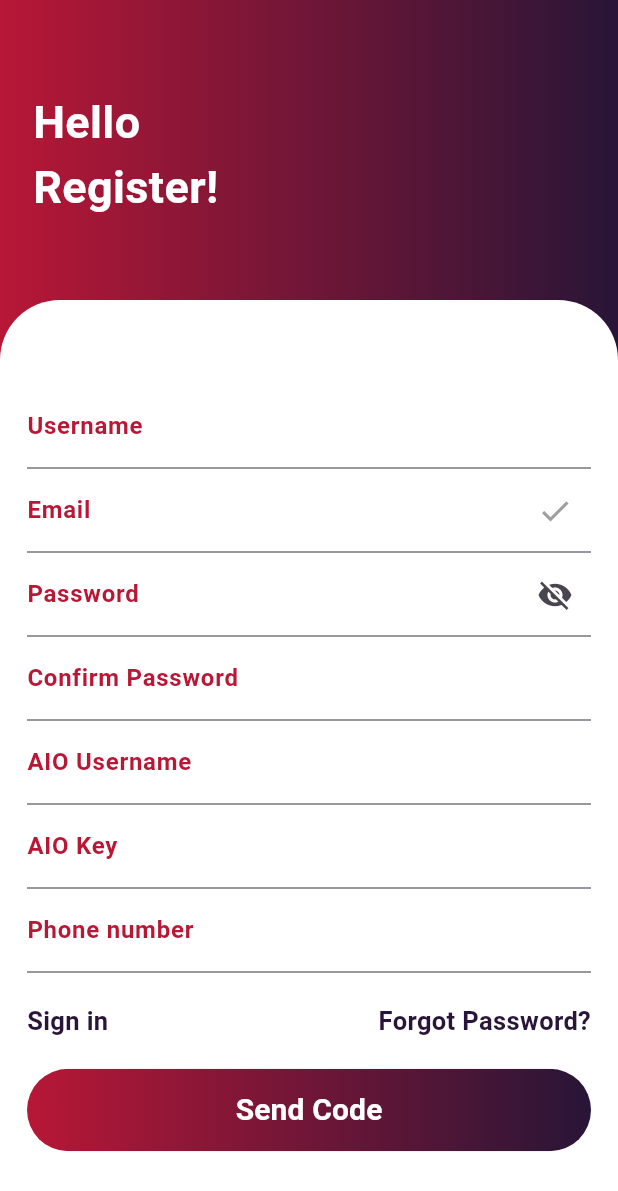
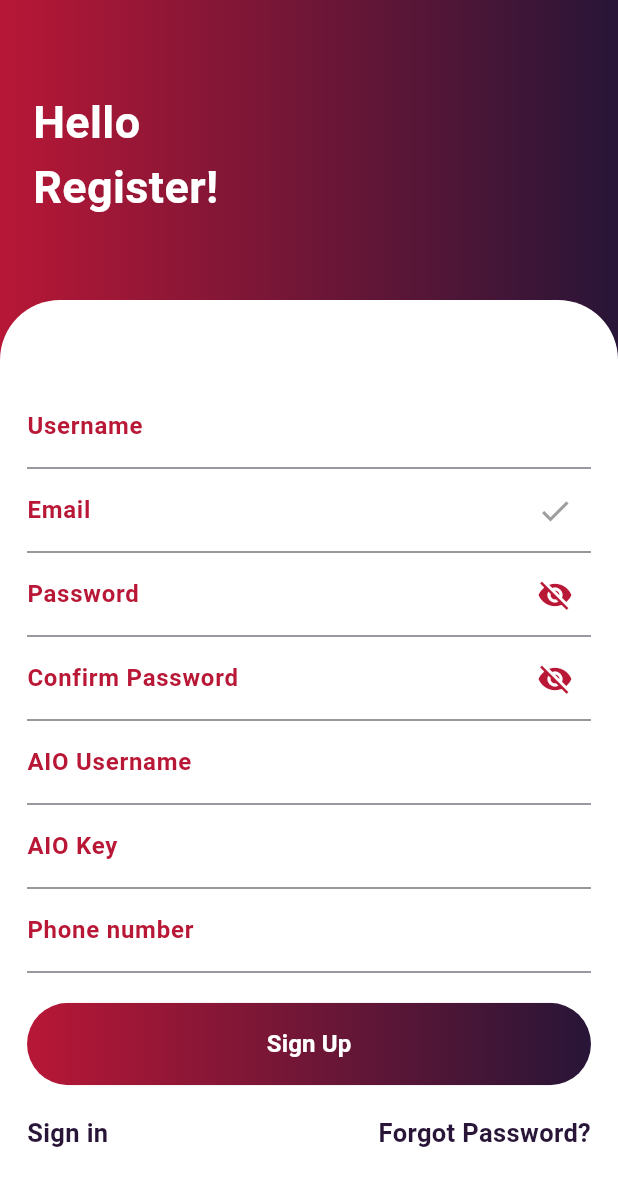
Before and after one commit to Trungnguyen3101nht/Frontend_daktmt, a Flutter app: the Register screen opened by its route, on a phone screen of 412 x 824 dp. Shown: the top 1191 px of the screen. Run offline on Flutter 3.47's test engine with Material 3 defaults, Android fonts, the phone set to English and light mode, and no system bars; our stand-ins replace shared_preferences; accounts and stored records are empty.

Commit message:
edit register pages and add forgetpassword

```diff
--- a/lib/main.dart
+++ b/lib/main.dart
@@ -2,6 +2,7 @@
 import 'package:frontend_daktmt/nav_bar/nav_bar_left.dart';
 import 'package:frontend_daktmt/pages/history/history.dart';
 import 'package:frontend_daktmt/pages/home/home.dart';
+import 'package:frontend_daktmt/pages/login/forget_pass.dart';
 import 'package:frontend_daktmt/pages/login/register.dart';
 import 'package:frontend_daktmt/pages/login/sign_in.dart';
 import 'package:frontend_daktmt/pages/profile/profile.dart';
@@ -47,6 +48,7 @@
         '/': (context) => const SignIn(),
         '/signin': (context) => const SignIn(),
         '/register': (context) => const Register(),
+        '/forget-password': (context) => const Forget(),
         '/main': (context) =>
             const MainPage(), // Navigate to MainPage for authenticated users
         '/home': (context) => const HomeScreen(),
--- a/lib/pages/login/register.dart
+++ b/lib/pages/login/register.dart
@@ -30,7 +30,6 @@ class _RegisterState extends State<Register> {
   Timer? _timer;
   int _start = 60;
   bool _isTimerActive = false;
-  bool _isCodeSent = false;
 
   @override
   void dispose() {
@@ -61,7 +60,7 @@ class _RegisterState extends State<Register> {
       _code.text,
     );
 
-    if (!isSuccess) {
+    if (isSuccess) {
       isSuccess = await fetchRegister(_username, _emailController,
           _passwordController_1, _aiouser, _aiokey, _phone, context);
 
@@ -82,7 +81,24 @@ class _RegisterState extends State<Register> {
   }
 
   void _handleForgotPasswordClick(BuildContext context) {
-    Navigator.pushReplacementNamed(context, '/forgot_password');
+    Navigator.pushReplacementNamed(context, '/forget-password');
+  }
+
+  Future<void> _sendcode() async {
+    if (_emailController.toString().isEmpty) {
+      _errorMessage = "Vui lòng điền email";
+    }
+    bool isSuccess = await fetchSendcode(_emailController.text);
+    if (isSuccess) {
+      setState(() {
+        _isVerificationCodeVisible = true;
+        _errorMessage = null;
+      });
+    } else {
+      setState(() {
+        _errorMessage = 'Đã xảy ra lỗi khi gửi mã xác thực';
+      });
+    }
   }
 
   @override
@@ -133,22 +149,9 @@ class _RegisterState extends State<Register> {
                       ),
                     ),
                   if (!_isVerificationCodeVisible) ...[
-                    TextField(
-                      controller: _username,
-                      decoration: const InputDecoration(
-                        label: Text(
-                          'Username',
-                          style: TextStyle(
-                            fontWeight: FontWeight.bold,
-                            color: Color(0xffB81736),
-                          ),
-                        ),
-                      ),
-                      onChanged: (value) {
-                        setState(() {}); // Update UI when text changes
-                      },
-                    ),
-                    // Email field
+                    // Username Field
+                    _buildTextField(controller: _username, label: 'Username'),
+                    // Email Field with validation icon
                     TextField(
                       controller: _emailController,
                       decoration: InputDecoration(
@@ -167,94 +170,25 @@ class _RegisterState extends State<Register> {
                         ),
                       ),
                       onChanged: (value) {
-                        setState(() {}); // Update UI when text changes
-                      },
-                    ),
-                    // Password field
-                    TextField(
-                      controller: _passwordController_1,
-                      obscureText: !_passwordVisible,
-                      decoration: InputDecoration(
-                        suffixIcon: IconButton(
-                          icon: Icon(
-                            _passwordVisible
-                                ? Icons.visibility
-                                : Icons.visibility_off,
-                          ),
-                          onPressed: () {
-                            setState(() {
-                              _passwordVisible = !_passwordVisible;
-                            });
-                          },
-                        ),
-                        label: const Text(
-                          'Password',
-                          style: TextStyle(
-                            fontWeight: FontWeight.bold,
-                            color: Color(0xffB81736),
-                          ),
-                        ),
-                      ),
-                    ),
-                    // Confirm Password field
-                    TextField(
-                      controller: _passwordController_2,
-                      obscureText: !_passwordVisible,
-                      decoration: const InputDecoration(
-                        label: Text(
-                          'Confirm Password',
-                          style: TextStyle(
-                            fontWeight: FontWeight.bold,
-                            color: Color(0xffB81736),
-                          ),
-                        ),
-                      ),
-                    ),
-                    TextField(
-                      controller: _aiouser,
-                      decoration: const InputDecoration(
-                        label: Text(
-                          'AIO Username',
-                          style: TextStyle(
-                            fontWeight: FontWeight.bold,
-                            color: Color(0xffB81736),
-                          ),
-                        ),
-                      ),
-                      onChanged: (value) {
                         setState(() {});
                       },
                     ),
-                    TextField(
-                      controller: _aiokey,
-                      decoration: const InputDecoration(
-                        label: Text(
-                          'AIO Key',
-                          style: TextStyle(
-                            fontWeight: FontWeight.bold,
-                            color: Color(0xffB81736),
+                    // Password Field
+                    _buildPasswordField(
+                      controller: _passwordController_1,
+                      label: 'Password',
                     ),
+                    // Confirm Password Field
+                    _buildPasswordField(
+                      controller: _passwordController_2,
+                      label: 'Confirm Password',
                     ),
-                      ),
-                      onChanged: (value) {
-                        setState(() {});
-                      },
-                    ),
-                    TextField(
-                      controller: _phone,
-                      decoration: const InputDecoration(
-                        label: Text(
-                          'Phone number',
-                          style: TextStyle(
-                            fontWeight: FontWeight.bold,
-                            color: Color(0xffB81736),
-                          ),
-                        ),
-                      ),
-                      onChanged: (value) {
-                        setState(() {});
-                      },
-                    ),
+                    _buildTextField(
+                        controller: _aiouser, label: 'AIO Username'),
+                    _buildTextField(controller: _aiokey, label: 'AIO Key'),
+                    _buildTextField(controller: _phone, label: 'Phone number'),
+                    const SizedBox(height: 20),
+                    _buildSignUpButton_1(context),
                   ],
                   if (_isVerificationCodeVisible) ...[
                     const Text(
@@ -292,7 +226,7 @@ class _RegisterState extends State<Register> {
                           ElevatedButton(
                             onPressed: () {
                               startTimer();
-                              // Handle send verification code action
+                              _sendcode();
                             },
                             style: ElevatedButton.styleFrom(
                               padding: EdgeInsets.zero,
@@ -331,6 +265,7 @@ class _RegisterState extends State<Register> {
                       ],
                     ),
                     const SizedBox(height: 20),
+                    _buildSignUpButton_2(context),
                   ],
                   const SizedBox(height: 20),
                   Row(
@@ -360,8 +295,6 @@ class _RegisterState extends State<Register> {
                       ),
                     ],
                   ),
-                  const SizedBox(height: 20),
-                  _buildSignUpButton(context),
                 ],
               ),
             ),
@@ -371,7 +304,7 @@ class _RegisterState extends State<Register> {
     );
   }
 
-  Widget _buildSignUpButton(BuildContext context) {
+  Widget _buildSignUpButton_1(BuildContext context) {
     return SizedBox(
       width: double.infinity,
       height: 55,
@@ -385,10 +318,6 @@ class _RegisterState extends State<Register> {
           ),
         ),
         onPressed: () async {
-          if (_isCodeSent) {
-            await _handleOnClick(context);
-          } else {
-            // Nếu chưa gửi mã, thực hiện gửi mã
           if (_username.text.isEmpty ||
               _emailController.text.isEmpty ||
               _passwordController_1.text.isEmpty ||
@@ -403,31 +332,18 @@ class _RegisterState extends State<Register> {
 
           if (!_emailController.text.isValidEmail()) {
             setState(() {
-                _errorMessage = 'Vui lòng nhập đúng định dạng email';
+              _errorMessage = 'Email không đúng định dạng';
             });
             return;
           }
 
           if (_passwordController_1.text != _passwordController_2.text) {
             setState(() {
-                _errorMessage = 'Mật khẩu không trùng nhau';
+              _errorMessage = 'Mật khẩu không khớp';
             });
             return;
           }
-
-            setState(() {
-              _errorMessage = null;
-            });
-
-            bool success = await fetchSendcode(_emailController.text);
-            if (success) {
-              setState(() {
-                _isCodeSent = true;
-                _isVerificationCodeVisible = true;
-                startTimer();
-              });
-            }
-          }
+          _sendcode();
         },
         child: Ink(
           decoration: BoxDecoration(
@@ -438,11 +354,11 @@ class _RegisterState extends State<Register> {
           ),
           child: Container(
             alignment: Alignment.center,
-            child: Text(
-              _isCodeSent ? 'Register' : 'Send Code', // Thay đổi nhãn nút
-              style: const TextStyle(
+            child: const Text(
+              'Sign Up',
+              style: TextStyle(
+                fontSize: 16,
                 fontWeight: FontWeight.bold,
-                fontSize: 20,
                 color: Colors.white,
               ),
             ),
@@ -451,4 +367,89 @@ class _RegisterState extends State<Register> {
       ),
     );
   }
+
+  Widget _buildSignUpButton_2(BuildContext context) {
+    return SizedBox(
+      width: double.infinity,
+      height: 55,
+      child: ElevatedButton(
+        style: ElevatedButton.styleFrom(
+          padding: EdgeInsets.zero,
+          backgroundColor: Colors.transparent,
+          shadowColor: Colors.transparent,
+          shape: RoundedRectangleBorder(
+            borderRadius: BorderRadius.circular(30),
+          ),
+        ),
+        onPressed: () => _handleOnClick(context),
+        child: Ink(
+          decoration: BoxDecoration(
+            borderRadius: BorderRadius.circular(30),
+            gradient: const LinearGradient(
+              colors: [Color(0xffB81736), Color(0xff281537)],
+            ),
+          ),
+          child: Container(
+            alignment: Alignment.center,
+            child: const Text(
+              'Confirm Sign Up',
+              style: TextStyle(
+                fontSize: 16,
+                fontWeight: FontWeight.bold,
+                color: Colors.white,
+              ),
+            ),
+          ),
+        ),
+      ),
+    );
   }
+
+  Widget _buildTextField({
+    required TextEditingController controller,
+    required String label,
+  }) {
+    return TextField(
+      controller: controller,
+      decoration: InputDecoration(
+        label: Text(
+          label,
+          style: const TextStyle(
+            fontWeight: FontWeight.bold,
+            color: Color(0xffB81736),
+          ),
+        ),
+      ),
+    );
+  }
+
+  Widget _buildPasswordField({
+    required TextEditingController controller,
+    required String label,
+  }) {
+    return TextField(
+      controller: controller,
+      obscureText: !_passwordVisible,
+      decoration: InputDecoration(
+        label: Text(
+          label,
+          style: const TextStyle(
+            fontWeight: FontWeight.bold,
+            color: Color(0xffB81736),
+          ),
+        ),
+        suffixIcon: IconButton(
+          icon: Icon(
+            _passwordVisible ? Icons.visibility : Icons.visibility_off,
+            color: const Color(0xffB81736),
+          ),
+          onPressed: () {
+            setState(() {
+              _passwordVisible = !_passwordVisible;
+            });
+          },
+        ),
+      ),
+    );
+  }
+}
--- a/lib/pages/login/sign_in.dart
+++ b/lib/pages/login/sign_in.dart
@@ -40,7 +40,7 @@ class _SignInState extends State<SignIn> {
   }
 
   void _handleForgotPasswordClick(BuildContext context) {
-    Navigator.pushReplacementNamed(context, '/forgot_password');
+    Navigator.pushReplacementNamed(context, '/forget-password');
   }
 
   @override
```
Also changed, not shown: lib/apis/apis.dart (+42 -3 lines), lib/pages/login/forget_pass.dart (+440 -0 lines), 4 other files. Lines whose indentation alone changed are shown as unchanged.
